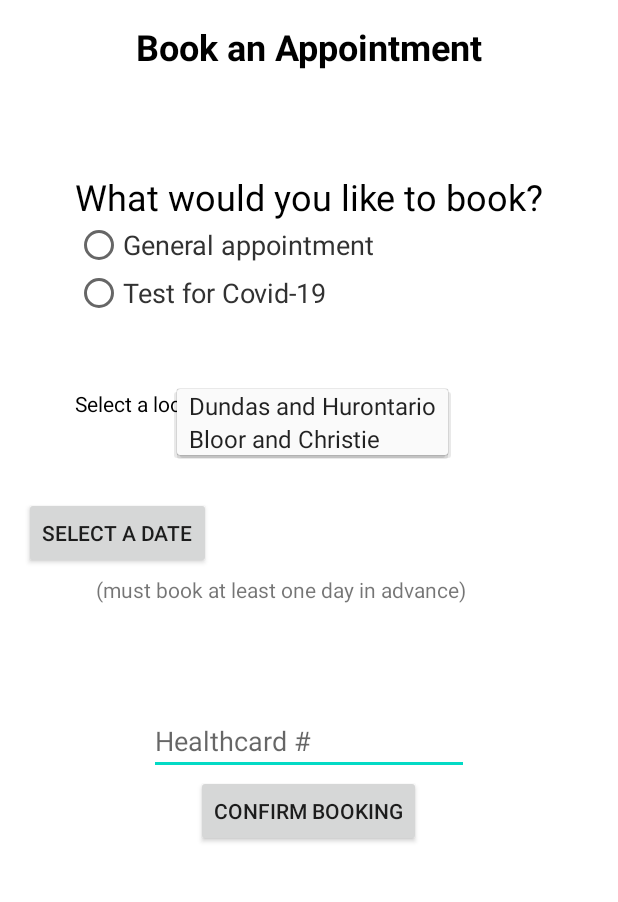
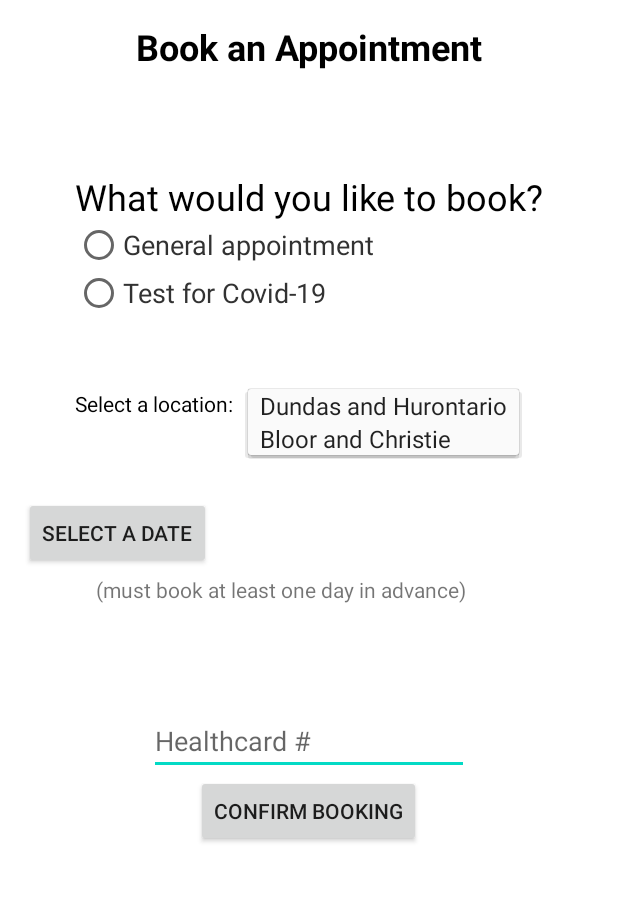
Before and after one commit to anthony-trinh/Sunshine-Medical-Clinic, an Android app: the BookAppointment screen opened directly, with no data from a screen before it, after a tap on an icon or button, on a phone screen of 412 x 824 dp, the part 62-964 px from its top. Run offline under Robolectric (Android 15) with nearby library versions, the phone set to English and light mode, and no system bars; our stand-ins replace Firebase (no records; nobody signed in at launch, a user with empty details on screens opened directly).

Commit message:
cleaned UI (2.0)

```diff
--- a/app/src/main/res/layout/activity_book_appointment.xml
+++ b/app/src/main/res/layout/activity_book_appointment.xml
@@ -33,10 +33,8 @@
             android:id="@+id/clinicSpinner"
             android:layout_width="194dp"
             android:layout_height="23dp"
-            android:layout_marginStart="68dp"
-            android:layout_marginTop="48dp"
-            app:layout_constraintStart_toStartOf="@+id/rdGrp"
-            app:layout_constraintTop_toBottomOf="@+id/rdGrp" />
+            app:layout_constraintStart_toEndOf="@+id/txtSelect"
+            app:layout_constraintTop_toTopOf="@+id/txtSelect" />
 
         <RadioGroup
             android:id="@+id/rdGrp"
```
